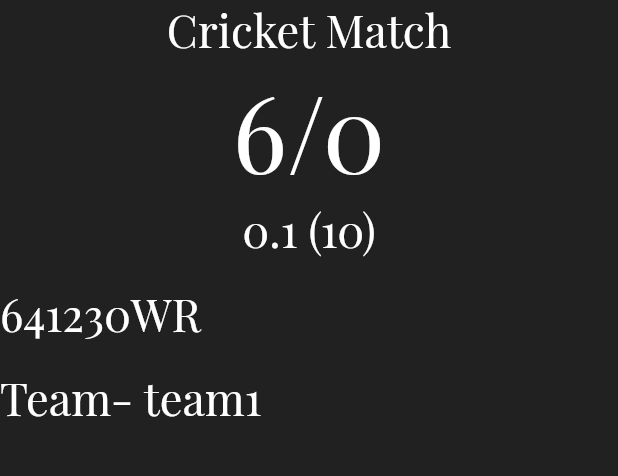
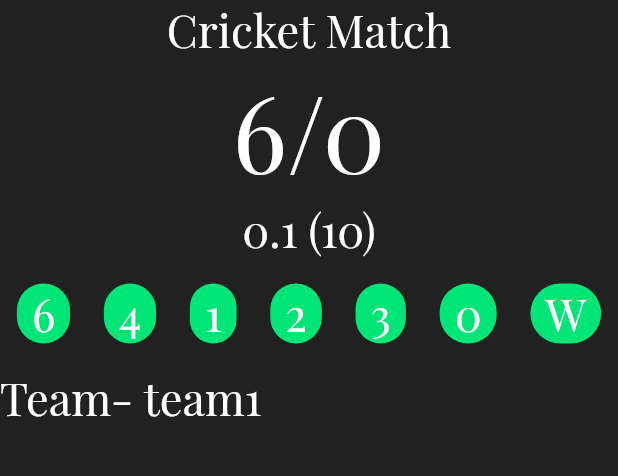
Before and after one commit to utkarshgarg123/Groundlia, a Flutter app: the CricketScoreBoard screen opened by its route, after a tap on an icon or button, on a phone screen of 412 x 824 dp, the part 60-536 px from its top. Run offline on Flutter 3.47's test engine with Material 2 defaults, Android fonts, the phone set to English and light mode, and no system bars; our stand-ins replace fluttertoast, share; missing offline and left inert: clipboard.

Commit message:
little update

```diff
--- a/lib/Pages/volunteer/CricketScoreBoard.dart
+++ b/lib/Pages/volunteer/CricketScoreBoard.dart
@@ -1,7 +1,6 @@
 import 'package:flutter/material.dart';
 import 'package:groundlia/Pages/util/Constants.dart';
 import 'PlayCricket.dart';
-
 
 class CricketScoreBoard extends StatefulWidget {
   @override
@@ -16,20 +15,24 @@ class _CricketScoreBoardState extends State<CricketScoreBoard> {
   GestureDetector ScoreButton(String show,int act){
     return GestureDetector(
       onTap: () {
-
         setState(() {
           if(act>=0) score+=act;
           else if(act==-1) wicket+=1;
-          else {score=0;wicket=0;CurrentOver=0;Bowl=0;}
           if(Bowl==6) {CurrentOver+=0.5; Bowl=0;}
           else if(act!=-2)CurrentOver+=0.1;
         });
         Bowl++;
         if(Bowl>6) Bowl=0;
-
       },
-      child: Text(show,
-        style: kHeadingTextStyle,),
+      child: Container(
+        padding: EdgeInsets.only(left: 10.0,right: 10.0),
+        decoration: BoxDecoration(
+          borderRadius: borderRadius(200),
+          color: Colors.greenAccent[400],
+        ),
+        child: Text(show,
+          style: kHeadingTextStyle,),
+      ),
     );
   }
   @override
@@ -75,6 +78,7 @@ class _CricketScoreBoardState extends State<CricketScoreBoard> {
               Padding(
                 padding: const EdgeInsets.symmetric(vertical:16.0),
                 child: Row(
+                  mainAxisAlignment: MainAxisAlignment.spaceAround,
                   children: [
                     ScoreButton('6',6),
                     ScoreButton('4',4),
@@ -83,7 +87,6 @@ class _CricketScoreBoardState extends State<CricketScoreBoard> {
                     ScoreButton('3',3),
                     ScoreButton('0',0),
                     ScoreButton('W',-1),
-                    ScoreButton('R', -2)
                   ],
                 ),
               ),
```
